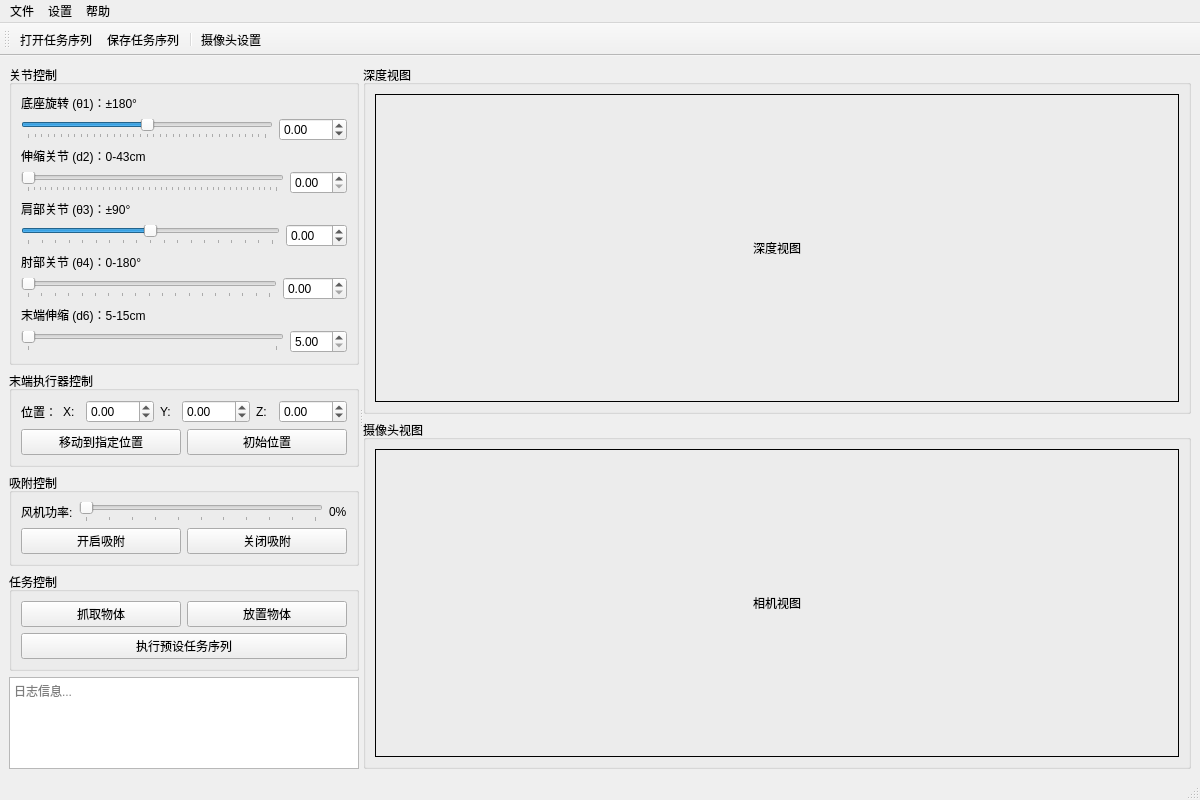
Qt form src/arm_gui/ui/arm_control_main.ui (jfy9606/rosarm) before a commit.
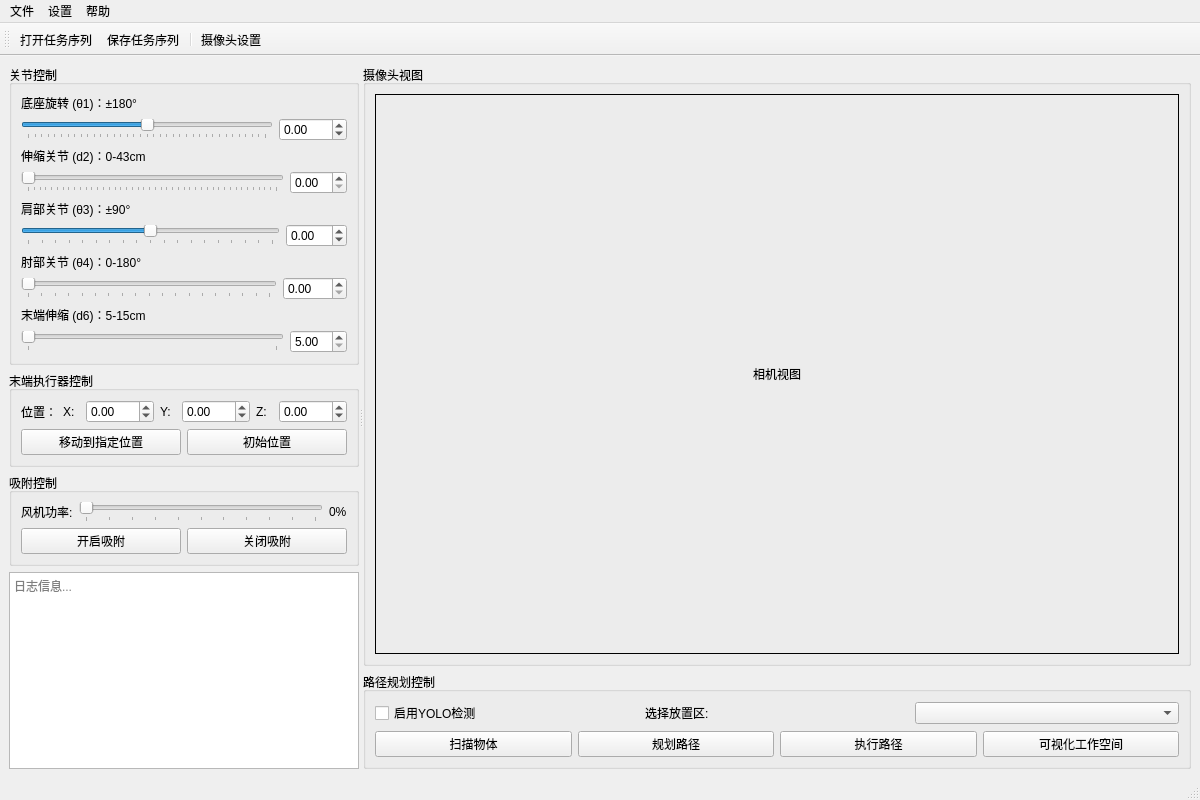
The same form after that commit.

Commit message: remove depth detection & gui change

What changed in the file:
```diff
--- a/src/arm_gui/ui/arm_control_main.ui
+++ b/src/arm_gui/ui/arm_control_main.ui
@@ -375,40 +375,6 @@
           </layout>
          </widget>
         </item>
-        <item>
-         <widget class="QGroupBox" name="taskGroup">
-          <property name="title">
-           <string>任务控制</string>
-          </property>
-          <layout class="QVBoxLayout" name="verticalLayout_5">
-           <item>
-            <layout class="QHBoxLayout" name="horizontalLayout_11">
-             <item>
-              <widget class="QPushButton" name="pickButton">
-               <property name="text">
-                <string>抓取物体</string>
-               </property>
-              </widget>
-             </item>
-             <item>
-              <widget class="QPushButton" name="placeButton">
-               <property name="text">
-                <string>放置物体</string>
-               </property>
-              </widget>
-             </item>
-            </layout>
-           </item>
-           <item>
-            <widget class="QPushButton" name="sequenceButton">
-             <property name="text">
-              <string>执行预设任务序列</string>
-             </property>
-            </widget>
-           </item>
-          </layout>
-         </widget>
-        </item>
         <item>
          <widget class="QTextEdit" name="logTextEdit">
           <property name="readOnly">
@@ -429,46 +395,6 @@
         </sizepolicy>
        </property>
        <layout class="QVBoxLayout" name="verticalLayout_9">
-        <item>
-         <widget class="QGroupBox" name="groupBoxDepthView">
-          <property name="title">
-           <string>深度视图</string>
-          </property>
-          <property name="sizePolicy">
-           <sizepolicy hsizetype="Preferred" vsizetype="Expanding">
-            <horstretch>0</horstretch>
-            <verstretch>1</verstretch>
-           </sizepolicy>
-          </property>
-          <layout class="QVBoxLayout" name="verticalLayout_6">
-            <item>
-              <widget class="QLabel" name="depthView">
-                <property name="sizePolicy">
-                  <sizepolicy hsizetype="Expanding" vsizetype="Expanding">
-                    <horstretch>0</horstretch>
-                    <verstretch>0</verstretch>
-                  </sizepolicy>
-                </property>
-                <property name="minimumSize">
-                  <size>
-                    <width>640</width>
-                    <height>240</height>
-                  </size>
-                </property>
-                <property name="frameShape">
-                  <enum>QFrame::Box</enum>
-                </property>
-                <property name="text">
-                  <string>深度视图</string>
-                </property>
-                <property name="alignment">
-                  <set>Qt::AlignCenter</set>
-                </property>
-              </widget>
-            </item>
-          </layout>
-         </widget>
-        </item>
         <item>
          <widget class="QGroupBox" name="groupBoxCameraView">
           <property name="title">
@@ -477,7 +403,7 @@
           <property name="sizePolicy">
             <sizepolicy hsizetype="Preferred" vsizetype="Expanding">
               <horstretch>0</horstretch>
-              <verstretch>1</verstretch>
+              <verstretch>2</verstretch>
             </sizepolicy>
           </property>
           <layout class="QVBoxLayout" name="verticalLayout_7">
@@ -492,7 +418,7 @@
                 <property name="minimumSize">
                   <size>
                     <width>640</width>
-                    <height>240</height>
+                    <height>400</height>
                   </size>
                 </property>
                 <property name="frameShape">
@@ -509,6 +435,75 @@
           </layout>
          </widget>
         </item>
+        <item>
+         <widget class="QGroupBox" name="pathPlanningGroup">
+          <property name="title">
+           <string>路径规划控制</string>
+          </property>
+          <property name="sizePolicy">
+            <sizepolicy hsizetype="Preferred" vsizetype="Minimum">
+              <horstretch>0</horstretch>
+              <verstretch>0</verstretch>
+            </sizepolicy>
+          </property>
+          <layout class="QVBoxLayout" name="verticalLayout_8">
+            <item>
+              <layout class="QHBoxLayout" name="horizontalLayout_12">
+                <item>
+                  <widget class="QCheckBox" name="yolo_checkbox">
+                    <property name="text">
+                      <string>启用YOLO检测</string>
+                    </property>
+                  </widget>
+                </item>
+                <item>
+                  <widget class="QLabel" name="placementAreaLabel">
+                    <property name="text">
+                      <string>选择放置区:</string>
+                    </property>
+                  </widget>
+                </item>
+                <item>
+                  <widget class="QComboBox" name="placement_area_combo">
+                  </widget>
+                </item>
+              </layout>
+            </item>
+            <item>
+              <layout class="QHBoxLayout" name="horizontalLayout_13">
+                <item>
+                  <widget class="QPushButton" name="scanObjectsButton">
+                    <property name="text">
+                      <string>扫描物体</string>
+                    </property>
+                  </widget>
+                </item>
+                <item>
+                  <widget class="QPushButton" name="planPathButton">
+                    <property name="text">
+                      <string>规划路径</string>
+                    </property>
+                  </widget>
+                </item>
+                <item>
+                  <widget class="QPushButton" name="executePathButton">
+                    <property name="text">
+                      <string>执行路径</string>
+                    </property>
+                  </widget>
+                </item>
+                <item>
+                  <widget class="QPushButton" name="visualizeWorkspaceButton">
+                    <property name="text">
+                      <string>可视化工作空间</string>
+                    </property>
+                  </widget>
+                </item>
+              </layout>
+            </item>
+          </layout>
+         </widget>
+        </item>
        </layout>
       </widget>
      </widget>
```
The commit also changes 3 other files.
